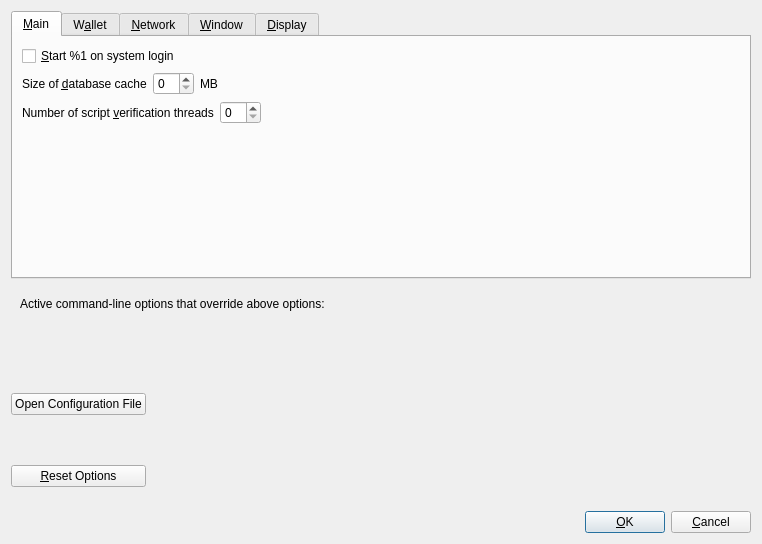
Before: the Qt Designer form src/qt/forms/optionsdialog.ui in AvianNetwork/Avian, drawn with Qt 5.
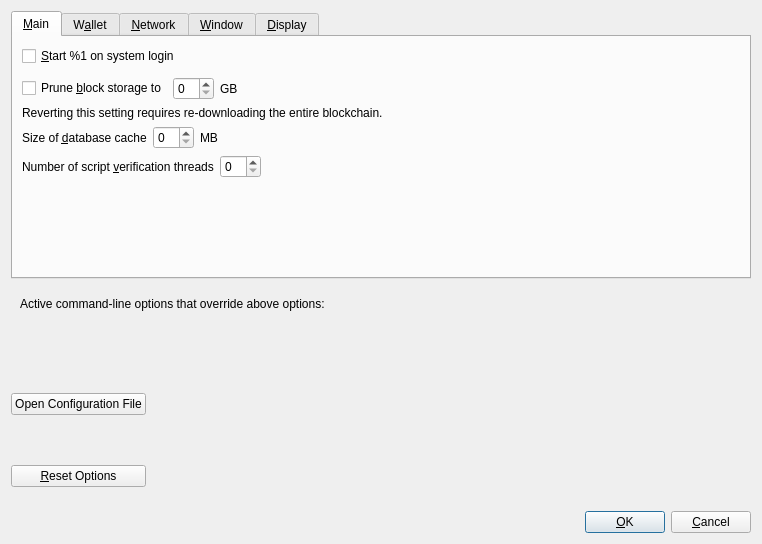
After: the same form once the commit is applied. Custom widgets are drawn as their Qt base class.

Commit message: Qt: Add prune setting to OptionsDialog

Diff of the .ui file:
```diff
--- a/src/qt/forms/optionsdialog.ui
+++ b/src/qt/forms/optionsdialog.ui
@@ -43,6 +43,69 @@
          </property>
         </widget>
        </item>
+       <item>
+        <spacer name="horizontalSpacer_0_Main">
+         <property name="orientation">
+          <enum>Qt::Horizontal</enum>
+         </property>
+         <property name="sizeHint" stdset="0">
+          <size>
+           <width>40</width>
+           <height>5</height>
+          </size>
+         </property>
+        </spacer>
+       </item>
+       <item>
+       <layout class="QHBoxLayout" name="horizontalLayout_Main_Prune">
+        <item>
+         <widget class="QCheckBox" name="prune">
+          <property name="toolTip">
+           <string>Disables some advanced features but all blocks will still be fully validated. Reverting this setting requires re-downloading the entire blockchain. Actual disk usage may be somewhat higher.</string>
+          </property>
+          <property name="text">
+           <string>Prune &amp;block storage to</string>
+          </property>
+         </widget>
+        </item>
+        <item>
+         <widget class="QSpinBox" name="pruneSize"/>
+        </item>
+         <item>
+          <widget class="QLabel" name="pruneSizeUnitLabel">
+           <property name="text">
+            <string>GB</string>
+           </property>
+           <property name="textFormat">
+            <enum>Qt::PlainText</enum>
+           </property>
+          </widget>
+         </item>
+         <item>
+          <spacer name="horizontalSpacer_Main_Prune">
+           <property name="orientation">
+            <enum>Qt::Horizontal</enum>
+           </property>
+           <property name="sizeHint" stdset="0">
+            <size>
+             <width>40</width>
+             <height>20</height>
+            </size>
+           </property>
+          </spacer>
+         </item>
+        </layout>
+       </item>
+       <item>
+        <widget class="QLabel" name="pruneWarning">
+         <property name="text">
+          <string>Reverting this setting requires re-downloading the entire blockchain.</string>
+         </property>
+         <property name="textFormat">
+          <enum>Qt::PlainText</enum>
+         </property>
+        </widget>
+       </item> 
        <item>
         <layout class="QHBoxLayout" name="horizontalLayout_2_Main">
          <item>
```
The commit also changes 5 other files.
